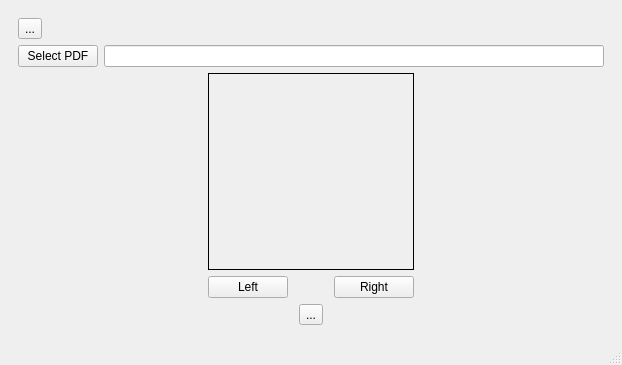
Qt form mainwindow.ui (silash35/qpdftools) before a commit.
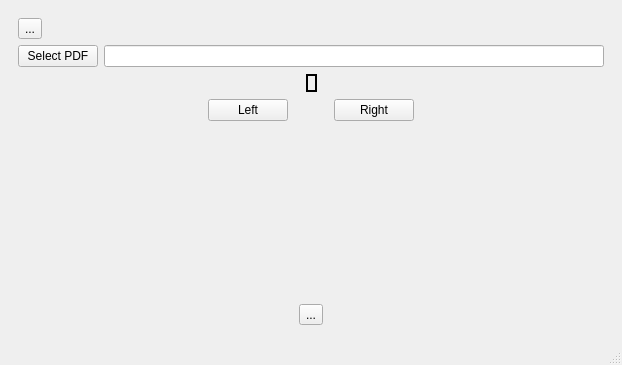
The same form after that commit.

Diff of the .ui file:
```diff
--- a/mainwindow.ui
+++ b/mainwindow.ui
@@ -624,9 +624,33 @@
           <item>
            <layout class="QVBoxLayout" name="verticalLayout_11">
             <item>
+             <layout class="QHBoxLayout" name="horizontalLayout_17">
+              <item>
+               <spacer name="horizontalSpacer_19">
+                <property name="orientation">
+                 <enum>Qt::Horizontal</enum>
+                </property>
+                <property name="sizeHint" stdset="0">
+                 <size>
+                  <width>40</width>
+                  <height>20</height>
+                 </size>
+                </property>
+               </spacer>
+              </item>
+              <item>
              <widget class="QLabel" name="label_pdfIcon">
+                <property name="sizePolicy">
+                 <sizepolicy hsizetype="Fixed" vsizetype="Fixed">
+                  <horstretch>0</horstretch>
+                  <verstretch>0</verstretch>
+                 </sizepolicy>
+                </property>
               <property name="frameShape">
-               <enum>QFrame::Box</enum>
+                 <enum>QFrame::WinPanel</enum>
+                </property>
+                <property name="frameShadow">
+                 <enum>QFrame::Plain</enum>
               </property>
               <property name="text">
                <string/>
@@ -637,6 +661,21 @@
              </widget>
             </item>
             <item>
+               <spacer name="horizontalSpacer_20">
+                <property name="orientation">
+                 <enum>Qt::Horizontal</enum>
+                </property>
+                <property name="sizeHint" stdset="0">
+                 <size>
+                  <width>40</width>
+                  <height>20</height>
+                 </size>
+                </property>
+               </spacer>
+              </item>
+             </layout>
+            </item>
+            <item>
              <layout class="QHBoxLayout" name="horizontalLayout_9">
               <item>
                <widget class="QPushButton" name="btn_left">
@@ -684,6 +723,19 @@
           </item>
          </layout>
         </item>
+        <item>
+         <spacer name="verticalSpacer_2">
+          <property name="orientation">
+           <enum>Qt::Vertical</enum>
+          </property>
+          <property name="sizeHint" stdset="0">
+           <size>
+            <width>20</width>
+            <height>40</height>
+           </size>
+          </property>
+         </spacer>
+        </item>
         <item>
          <layout class="QHBoxLayout" name="horizontalLayout_14">
           <item>
```
Left out of the diff: 2 changed lines with no effect on the pictures. Lines whose indentation alone changed are shown as unchanged.
